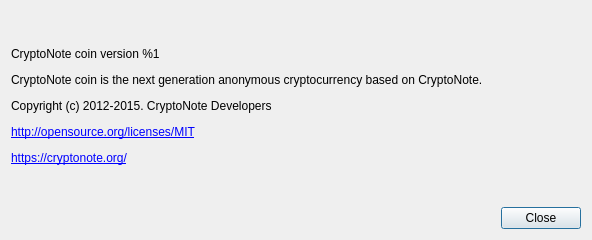
Qt form src/gui/ui/aboutdialog.ui (Mythicaler/digitalkabwallet) before a commit.
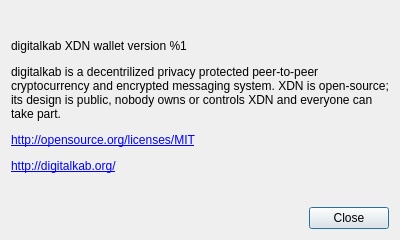
The same form after that commit.

Commit message: Digitalkab Wallet init

```diff
--- a/src/gui/ui/aboutdialog.ui
+++ b/src/gui/ui/aboutdialog.ui
@@ -6,7 +6,7 @@
    <rect>
     <x>0</x>
     <y>0</y>
-    <width>592</width>
+    <width>400</width>
     <height>240</height>
    </rect>
   </property>
@@ -18,13 +18,13 @@
   </property>
   <property name="minimumSize">
    <size>
-    <width>592</width>
+    <width>400</width>
     <height>240</height>
    </size>
   </property>
   <property name="maximumSize">
    <size>
-    <width>592</width>
+    <width>400</width>
     <height>240</height>
    </size>
   </property>
@@ -41,7 +41,7 @@
       </sizepolicy>
      </property>
      <property name="text">
-      <string>&lt;html&gt;&lt;head/&gt;&lt;body&gt;&lt;p&gt;CryptoNote coin version %1&lt;/p&gt;&lt;p&gt;CryptoNote coin is the next generation anonymous cryptocurrency based on CryptoNote.&lt;/p&gt;&lt;p&gt;Copyright (c) 2012-2015. CryptoNote Developers&lt;/p&gt;&lt;p&gt;&lt;a href=&quot;http://opensource.org/licenses/MIT&quot;&gt;&lt;span style=&quot; text-decoration: underline; color:#0000ff;&quot;&gt;http://opensource.org/licenses/MIT&lt;/span&gt;&lt;/a&gt;&lt;/p&gt;&lt;p&gt;&lt;a href=&quot;https://cryptonote.org/&quot;&gt;&lt;span style=&quot; text-decoration: underline; color:#0000ff;&quot;&gt;https://cryptonote.org/&lt;/span&gt;&lt;/a&gt;&lt;/p&gt;&lt;/body&gt;&lt;/html&gt;</string>
+      <string>&lt;html&gt;&lt;head/&gt;&lt;body&gt;&lt;p&gt;digitalkab XDN wallet version %1&lt;/p&gt;&lt;p&gt;digitalkab is a decentrilized privacy protected peer-to-peer cryptocurrency and encrypted messaging system. XDN is open-source; its design is public, nobody owns or controls XDN and everyone can take part.&lt;/p&gt;&lt;p&gt;&lt;a href=&quot;http://opensource.org/licenses/MIT&quot;&gt;&lt;span style=&quot; text-decoration: underline; color:#0000ff;&quot;&gt;http://opensource.org/licenses/MIT&lt;/span&gt;&lt;/a&gt;&lt;/p&gt;&lt;p&gt;&lt;a href=&quot;http://digitalkab.org/&quot;&gt;&lt;span style=&quot; text-decoration: underline; color:#0000ff;&quot;&gt;http://digitalkab.org/&lt;/span&gt;&lt;/a&gt;&lt;/p&gt;&lt;/body&gt;&lt;/html&gt;</string>
      </property>
      <property name="textFormat">
       <enum>Qt::RichText</enum>
```
The commit also changes 100 other files.
